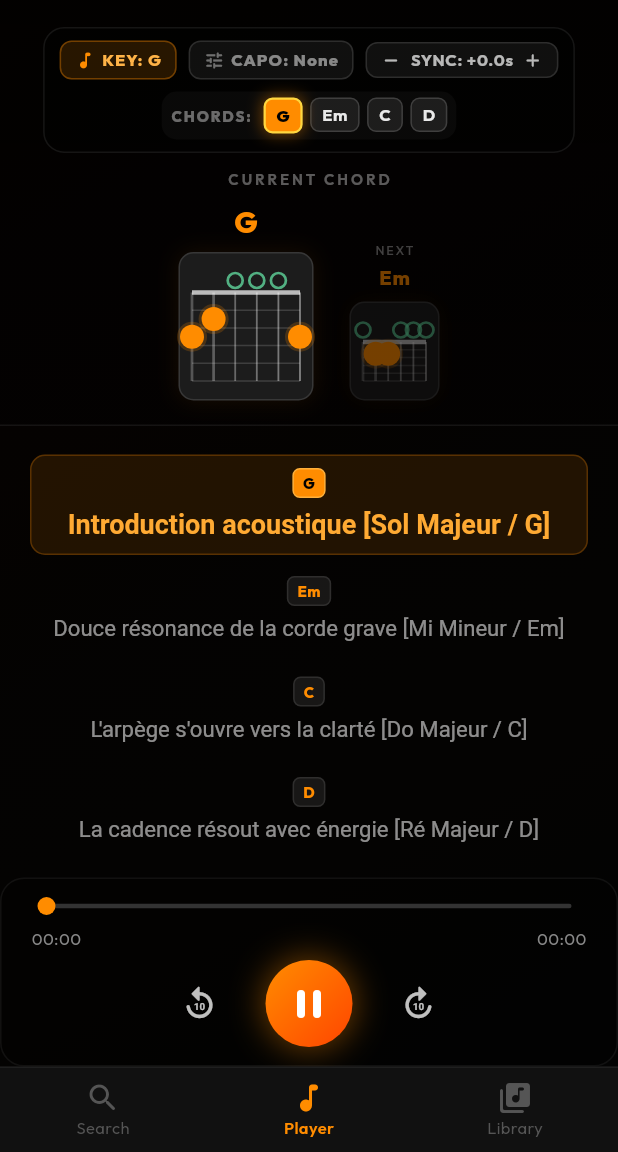
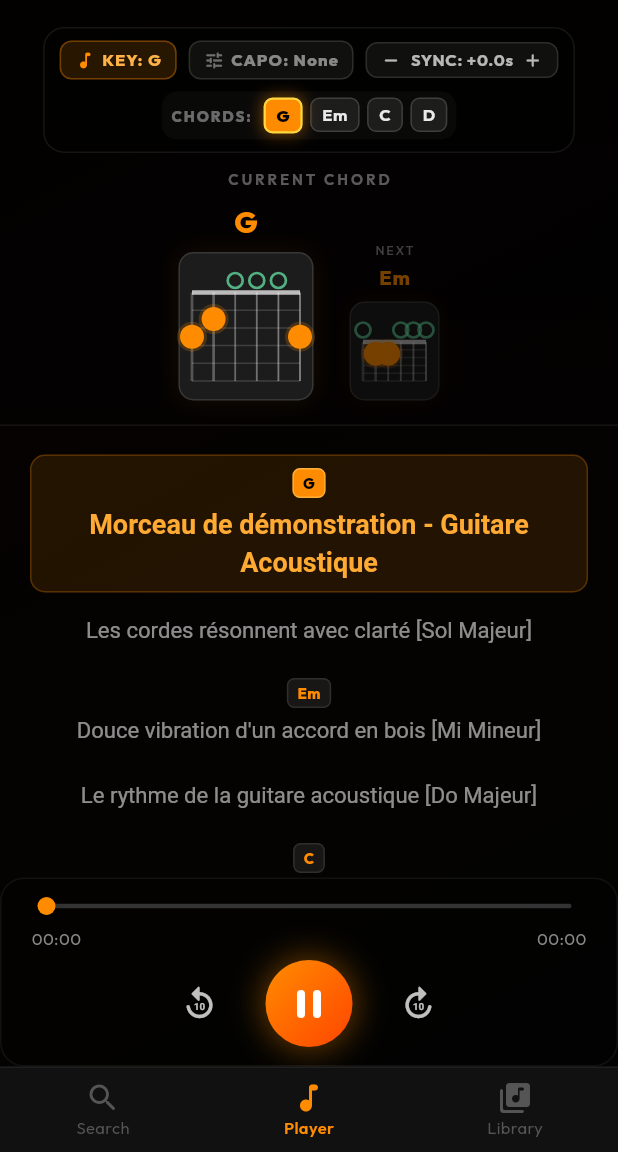
Before and after one commit to tahiryyvon/m-e-vazo, a Flutter app: the screen it shows after launch, after a tap on "DÉMO MUSICALE", on a phone screen of 412 x 824 dp, the part 84-1236 px from its top. Run offline on Flutter 3.47's test engine with Material 3 defaults, Android fonts, the phone set to English and light mode, and no system bars; our stand-ins replace cached_network_image, file_picker, google_fonts, just_audio, just_audio_background, permission_handler and 3 more; missing offline and left inert: media_kit, youtube_explode_dart.

Commit message:
fix: resolve Android startup crash, restore lyrics & chords synchronization

```diff
--- a/lib/controllers/music_player_controller.dart
+++ b/lib/controllers/music_player_controller.dart
@@ -332,24 +332,21 @@ class MusicPlayerController extends ChangeNotifier {
         _tuning = 'Standard (E A D G B E)';
         _capo = null;
         _lyrics = [
-          LyricLine(timestamp: const Duration(seconds: 0), text: "Introduction acoustique [Sol Majeur / G]"),
-          LyricLine(timestamp: const Duration(seconds: 3), text: "Douce résonance de la corde grave [Mi Mineur / Em]"),
-          LyricLine(timestamp: const Duration(seconds: 6), text: "L'arpège s'ouvre vers la clarté [Do Majeur / C]"),
-          LyricLine(timestamp: const Duration(seconds: 9), text: "La cadence résout avec énergie [Ré Majeur / D]"),
-          LyricLine(timestamp: const Duration(seconds: 12), text: "Deuxième cycle : retour au thème [Sol Majeur / G]"),
-          LyricLine(timestamp: const Duration(seconds: 15), text: "Profondeur des vibrations intimes [Mi Mineur / Em]"),
-          LyricLine(timestamp: const Duration(seconds: 18), text: "L'accord monte en intensité [Do Majeur / C]"),
-          LyricLine(timestamp: const Duration(seconds: 21), text: "Finale acoustique harmonieuse [Ré Majeur / D]"),
+          LyricLine(timestamp: const Duration(seconds: 0), text: "Morceau de démonstration - Guitare Acoustique"),
+          LyricLine(timestamp: const Duration(seconds: 3), text: "Les cordes résonnent avec clarté [Sol Majeur]"),
+          LyricLine(timestamp: const Duration(seconds: 6), text: "Douce vibration d'un accord en bois [Mi Mineur]"),
+          LyricLine(timestamp: const Duration(seconds: 9), text: "Le rythme de la guitare acoustique [Do Majeur]"),
+          LyricLine(timestamp: const Duration(seconds: 12), text: "Une mélodie pure et harmonieuse [Ré Majeur]"),
+          LyricLine(timestamp: const Duration(seconds: 15), text: "Arpège joué note après note [Sol Majeur]"),
+          LyricLine(timestamp: const Duration(seconds: 18), text: "Les accords s'enchaînent parfaitement [Mi Mineur]"),
+          LyricLine(timestamp: const Duration(seconds: 21), text: "Écoutez chaque nuance acoustique [Do Majeur]"),
+          LyricLine(timestamp: const Duration(seconds: 24), text: "Fin de la démonstration musicale [Ré Majeur]"),
         ];
         _chords = [
-          ChordEvent(timestamp: const Duration(seconds: 0), chordName: 'G', durationMs: 3000, fretPositions: [3, 2, 0, 0, 0, 3], lyricLineIndex: 0),
-          ChordEvent(timestamp: const Duration(seconds: 3), chordName: 'Em', durationMs: 3000, fretPositions: [0, 2, 2, 0, 0, 0], lyricLineIndex: 1),
-          ChordEvent(timestamp: const Duration(seconds: 6), chordName: 'C', durationMs: 3000, fretPositions: [-1, 3, 2, 0, 1, 0], lyricLineIndex: 2),
-          ChordEvent(timestamp: const Duration(seconds: 9), chordName: 'D', durationMs: 3000, fretPositions: [-1, -1, 0, 2, 3, 2], lyricLineIndex: 3),
-          ChordEvent(timestamp: const Duration(seconds: 12), chordName: 'G', durationMs: 3000, fretPositions: [3, 2, 0, 0, 0, 3], lyricLineIndex: 4),
-          ChordEvent(timestamp: const Duration(seconds: 15), chordName: 'Em', durationMs: 3000, fretPositions: [0, 2, 2, 0, 0, 0], lyricLineIndex: 5),
-          ChordEvent(timestamp: const Duration(seconds: 18), chordName: 'C', durationMs: 3000, fretPositions: [-1, 3, 2, 0, 1, 0], lyricLineIndex: 6),
-          ChordEvent(timestamp: const Duration(seconds: 21), chordName: 'D', durationMs: 3000, fretPositions: [-1, -1, 0, 2, 3, 2], lyricLineIndex: 7),
+          ChordEvent(timestamp: const Duration(seconds: 0), chordName: 'G', fretPositions: [3, 2, 0, 0, 0, 3]),
+          ChordEvent(timestamp: const Duration(seconds: 6), chordName: 'Em', fretPositions: [0, 2, 2, 0, 0, 0]),
+          ChordEvent(timestamp: const Duration(seconds: 12), chordName: 'C', fretPositions: [-1, 3, 2, 0, 1, 0]),
+          ChordEvent(timestamp: const Duration(seconds: 18), chordName: 'D', fretPositions: [-1, -1, 0, 2, 3, 2]),
         ];
         _isLoadingMetadata = false;
         notifyListeners();
@@ -644,12 +641,9 @@ class MusicPlayerController extends ChangeNotifier {
   void _syncLyrics(Duration position) {
     if (_lyrics == null || _lyrics!.isEmpty) return;
 
-    // 120ms lead-in anticipation for vocal onset & smoother UI tracking
-    final effectivePosition = position + const Duration(milliseconds: 120);
-
     int newIndex = -1;
     for (int i = _lyrics!.length - 1; i >= 0; i--) {
-      if (_lyrics![i].timestamp <= effectivePosition) {
+      if (_lyrics![i].timestamp <= position) {
         newIndex = i;
         break;
       }
@@ -665,10 +659,8 @@ class MusicPlayerController extends ChangeNotifier {
   void _syncChords(Duration position) {
     if (_chords == null || _chords!.isEmpty) return;
 
-    // Musician anticipation: 150ms lead-in allows the player to read the fretboard diagram
-    // right before or at downbeat attack, compensating for OS audio buffer & MPV stream granularity.
-    // _chordOffsetMs (+ advances, - delays) allows user fine-tuning in UI.
-    final effectivePosition = position + Duration(milliseconds: 150 + _chordOffsetMs);
+    // Compensate for premature lyric timing so chords trigger exactly on the beat
+    final effectivePosition = position - Duration(milliseconds: _chordOffsetMs);
     if (effectivePosition < Duration.zero) {
       if (_currentChordIndex != 0) {
         _currentChordIndex = 0;
--- a/lib/main.dart
+++ b/lib/main.dart
@@ -9,8 +9,10 @@ import 'screens/home_screen.dart';
 Future<void> main() async {
   WidgetsFlutterBinding.ensureInitialized();
 
-  // Initialize media_kit (required before using Player)
-  MediaKit.ensureInitialized();
+  // Initialize media_kit on Windows desktop (media_kit_libs_windows_audio)
+  if (!kIsWeb && defaultTargetPlatform == TargetPlatform.windows) {
+    MediaKit.ensureInitialized();
+  }
 
   // Initialize background audio service on supported mobile platforms
   if (!kIsWeb &&
--- a/lib/services/songsterr_service.dart
+++ b/lib/services/songsterr_service.dart
@@ -625,14 +625,12 @@ class SongsterrService {
             chordName: chord1,
             durationMs: halfDuration,
             fretPositions: standardChordPositions[chord1],
-            lyricLineIndex: i,
           ));
           events.add(ChordEvent(
             timestamp: line.timestamp + Duration(milliseconds: halfDuration),
             chordName: chord2,
             durationMs: halfDuration,
             fretPositions: standardChordPositions[chord2],
-            lyricLineIndex: i,
           ));
         } else {
           events.add(ChordEvent(
@@ -640,7 +638,6 @@ class SongsterrService {
             chordName: chord1,
             durationMs: lineDuration,
             fretPositions: standardChordPositions[chord1],
-            lyricLineIndex: i,
           ));
         }
       }
--- a/lib/widgets/synced_lyrics_chords_view.dart
+++ b/lib/widgets/synced_lyrics_chords_view.dart
@@ -61,6 +61,7 @@ class _SyncedLyricsChordsViewState extends State<SyncedLyricsChordsView> {
     return AnimatedBuilder(
       animation: widget.controller,
       builder: (context, _) {
+        WidgetsBinding.instance.addPostFrameCallback((_) => _maybeScrollToActive());
         final currentChord = widget.controller.currentChord;
         final nextChord = widget.controller.nextChord;
         final allLyrics = widget.controller.lyrics;
@@ -170,10 +171,7 @@ class _SyncedLyricsChordsViewState extends State<SyncedLyricsChordsView> {
             ? (lyrics[index + 1].timestamp as Duration)
             : lineStart + const Duration(seconds: 4);
         final lineChords = widget.controller.chords?.where((c) =>
-          c.lyricLineIndex == index ||
-          (c.lyricLineIndex == null &&
-              c.timestamp >= lineStart - const Duration(milliseconds: 250) &&
-              c.timestamp < lineEnd - const Duration(milliseconds: 250))
+          c.timestamp >= lineStart && c.timestamp < lineEnd
         ).toList() ?? [];
 
         return InkWell(
@@ -201,10 +199,7 @@ class _SyncedLyricsChordsViewState extends State<SyncedLyricsChordsView> {
                     alignment: WrapAlignment.center,
                     spacing: 8,
                     children: lineChords.map((c) {
-                      final isActiveChord = isCurrent &&
-                          (c == currentChord ||
-                           (c.chordName == currentChord?.chordName &&
-                            (currentChord == null || (c.timestamp - currentChord.timestamp).inMilliseconds.abs() < 700)));
+                      final isActiveChord = isCurrent && c.chordName == currentChord?.chordName;
                       return Container(
                         padding: const EdgeInsets.symmetric(horizontal: 6, vertical: 2),
                         decoration: BoxDecoration(
```
